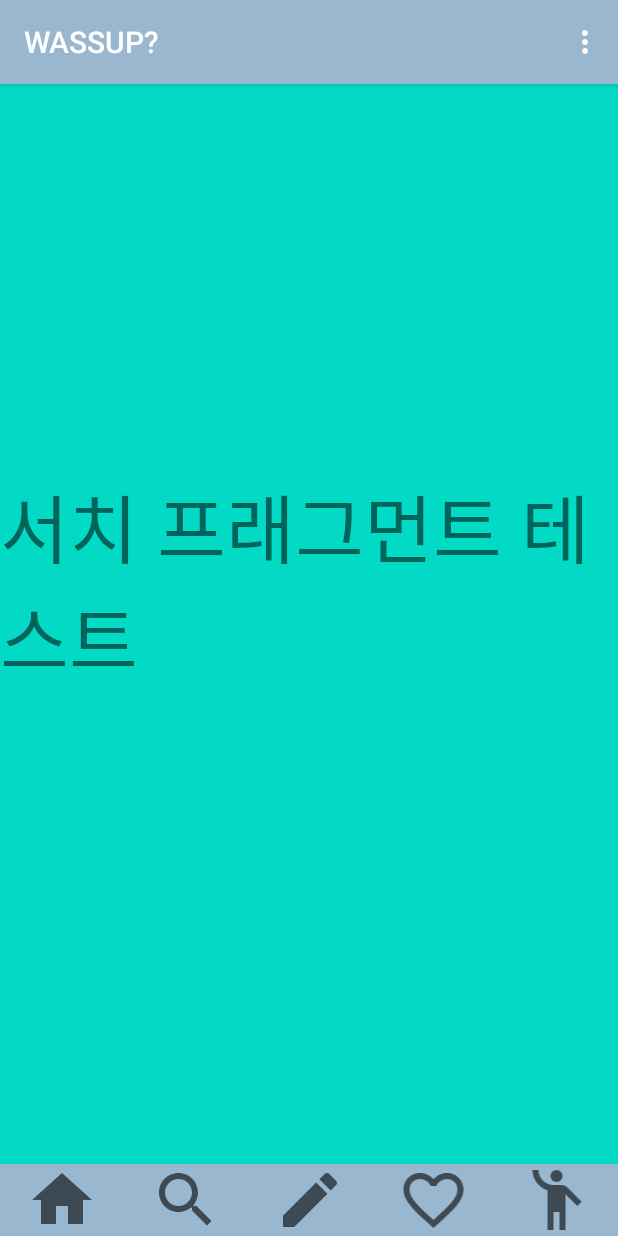
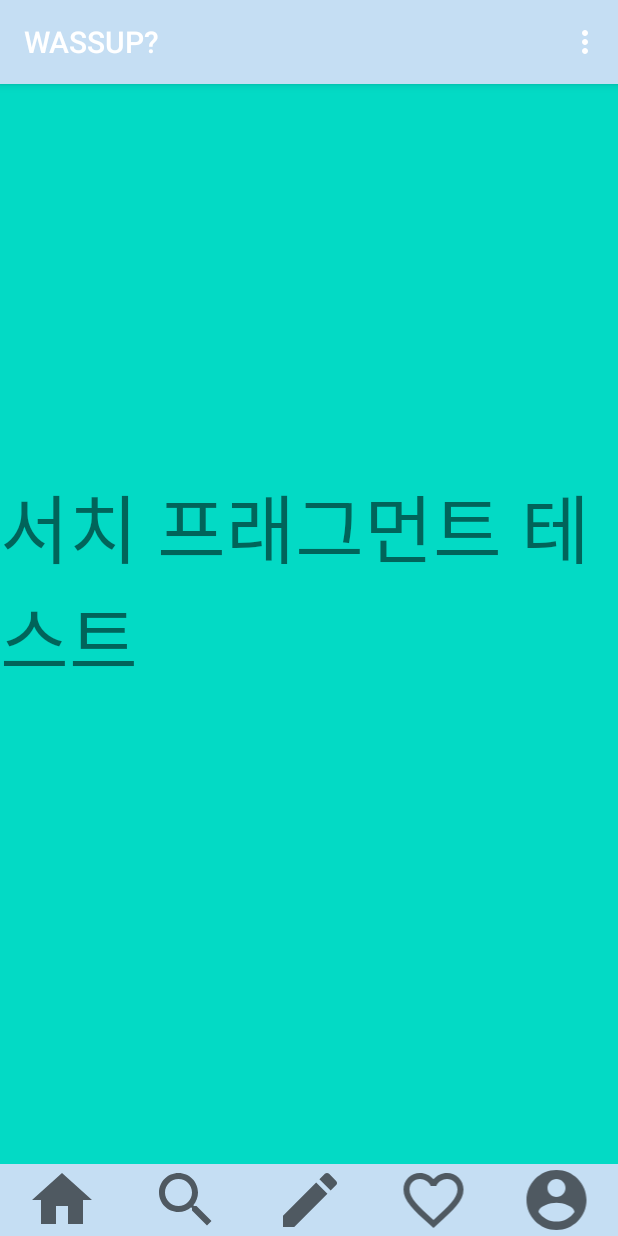
Before and after one commit to Discoonect/Portfolio-android, an Android app: the Home screen opened directly, with no data from a screen before it, after a tap on an icon or button, on a phone screen of 412 x 824 dp. Run offline under Robolectric (Android 15) with nearby library versions, the phone set to English and light mode, and no system bars.

```diff
--- /dev/null
+++ b/app/src/main/java/com/kks/portfolio_android/adapter/RecyclerViewAdapter_home.java
@@ -0,0 +1,6 @@
+package com.kks.portfolio_android.adapter;
+
+public class RecyclerViewAdapter_home {
+
+
+}
--- /dev/null
+++ b/app/src/main/java/com/kks/portfolio_android/model/Posting.java
@@ -0,0 +1,6 @@
+package com.kks.portfolio_android.model;
+
+public class Posting {
+    private int id;
+
+}
--- /dev/null
+++ b/app/src/main/res/drawable/ic_baseline_account_circle_24.xml
@@ -0,0 +1,10 @@
+<vector xmlns:android="http://schemas.android.com/apk/res/android"
+    android:width="24dp"
+    android:height="24dp"
+    android:viewportWidth="24"
+    android:viewportHeight="24"
+    android:tint="?attr/colorControlNormal">
+  <path
+      android:fillColor="@android:color/white"
+      android:pathData="M12,2C6.48,2 2,6.48 2,12s4.48,10 10,10 10,-4.48 10,-10S17.52,2 12,2zM12,5c1.66,0 3,1.34 3,3s-1.34,3 -3,3 -3,-1.34 -3,-3 1.34,-3 3,-3zM12,19.2c-2.5,0 -4.71,-1.28 -6,-3.22 0.03,-1.99 4,-3.08 6,-3.08 1.99,0 5.97,1.09 6,3.08 -1.29,1.94 -3.5,3.22 -6,3.22z"/>
+</vector>
--- /dev/null
+++ b/app/src/main/res/drawable/ic_baseline_favorite_24.xml
@@ -0,0 +1,5 @@
+<vector android:height="24dp" android:tint="#DC617B"
+    android:viewportHeight="24" android:viewportWidth="24"
+    android:width="24dp" xmlns:android="http://schemas.android.com/apk/res/android">
+    <path android:fillColor="@android:color/white" android:pathData="M12,21.35l-1.45,-1.32C5.4,15.36 2,12.28 2,8.5 2,5.42 4.42,3 7.5,3c1.74,0 3.41,0.81 4.5,2.09C13.09,3.81 14.76,3 16.5,3 19.58,3 22,5.42 22,8.5c0,3.78 -3.4,6.86 -8.55,11.54L12,21.35z"/>
+</vector>
--- a/app/src/main/res/drawable/ic_baseline_favorite_border_24.xml
+++ b/app/src/main/res/drawable/ic_baseline_favorite_border_24.xml
@@ -1,5 +1,5 @@
-<vector android:height="30dp" android:tint="?attr/colorControlNormal"
+<vector android:height="24dp" android:tint="#DC617B"
     android:viewportHeight="24" android:viewportWidth="24"
-    android:width="30dp" xmlns:android="http://schemas.android.com/apk/res/android">
+    android:width="24dp" xmlns:android="http://schemas.android.com/apk/res/android">
     <path android:fillColor="@android:color/white" android:pathData="M16.5,3c-1.74,0 -3.41,0.81 -4.5,2.09C10.91,3.81 9.24,3 7.5,3 4.42,3 2,5.42 2,8.5c0,3.78 3.4,6.86 8.55,11.54L12,21.35l1.45,-1.32C18.6,15.36 22,12.28 22,8.5 22,5.42 19.58,3 16.5,3zM12.1,18.55l-0.1,0.1 -0.1,-0.1C7.14,14.24 4,11.39 4,8.5 4,6.5 5.5,5 7.5,5c1.54,0 3.04,0.99 3.57,2.36h1.87C13.46,5.99 14.96,5 16.5,5c2,0 3.5,1.5 3.5,3.5 0,2.89 -3.14,5.74 -7.9,10.05z"/>
 </vector>
--- /dev/null
+++ b/app/src/main/res/drawable/ic_baseline_favorite_home_24.xml
@@ -0,0 +1,10 @@
+<vector xmlns:android="http://schemas.android.com/apk/res/android"
+    android:width="24dp"
+    android:height="24dp"
+    android:viewportWidth="24"
+    android:viewportHeight="24"
+    android:tint="?attr/colorControlNormal">
+  <path
+      android:fillColor="@android:color/white"
+      android:pathData="M16.5,3c-1.74,0 -3.41,0.81 -4.5,2.09C10.91,3.81 9.24,3 7.5,3 4.42,3 2,5.42 2,8.5c0,3.78 3.4,6.86 8.55,11.54L12,21.35l1.45,-1.32C18.6,15.36 22,12.28 22,8.5 22,5.42 19.58,3 16.5,3zM12.1,18.55l-0.1,0.1 -0.1,-0.1C7.14,14.24 4,11.39 4,8.5 4,6.5 5.5,5 7.5,5c1.54,0 3.04,0.99 3.57,2.36h1.87C13.46,5.99 14.96,5 16.5,5c2,0 3.5,1.5 3.5,3.5 0,2.89 -3.14,5.74 -7.9,10.05z"/>
+</vector>
--- a/app/src/main/res/layout/activity_home.xml
+++ b/app/src/main/res/layout/activity_home.xml
@@ -86,7 +86,7 @@
                 android:layout_height="match_parent"
                 android:layout_weight="1"
                 android:onClick="clickHandler"
-                app:srcCompat="@drawable/ic_baseline_favorite_border_24" />
+                app:srcCompat="@drawable/ic_baseline_favorite_home_24" />
 
             <ImageView
                 android:id="@+id/btn_fragment_setting"
@@ -94,7 +94,7 @@
                 android:layout_height="match_parent"
                 android:layout_weight="1"
                 android:onClick="clickHandler"
-                app:srcCompat="@drawable/ic_baseline_emoji_people_24" />
+                app:srcCompat="@drawable/ic_baseline_account_circle_24" />
         </LinearLayout>
 
     </LinearLayout>
--- a/app/src/main/res/values/colors.xml
+++ b/app/src/main/res/values/colors.xml
@@ -3,5 +3,5 @@
     <color name="colorPrimary">#6200EE</color>
     <color name="colorPrimaryDark">#3700B3</color>
     <color name="colorAccent">#03DAC5</color>
-    <color name="mainColor">#99B7CF</color>
+    <color name="mainColor">#C5DEF3</color>
 </resources>
```
Also changed, not shown: app/src/main/res/drawable/ic_outline_mode_comment_24.xml (added, +10 -0 lines), app/src/main/res/layout/activity_fragment__home.xml (+6 -13 lines), app/src/main/res/layout/home_row.xml (added, +110 -0 lines).
